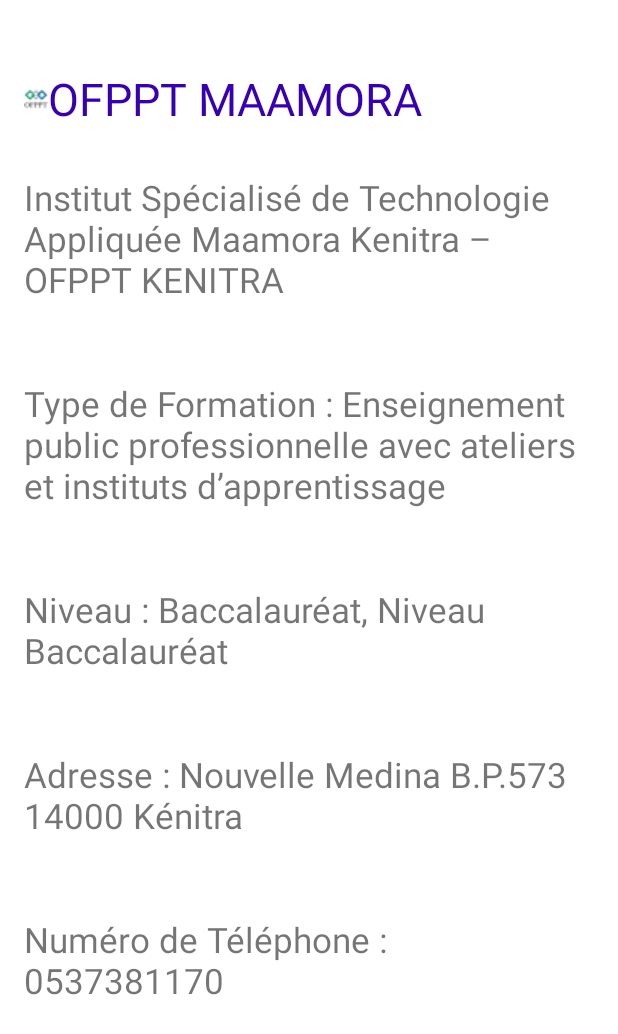
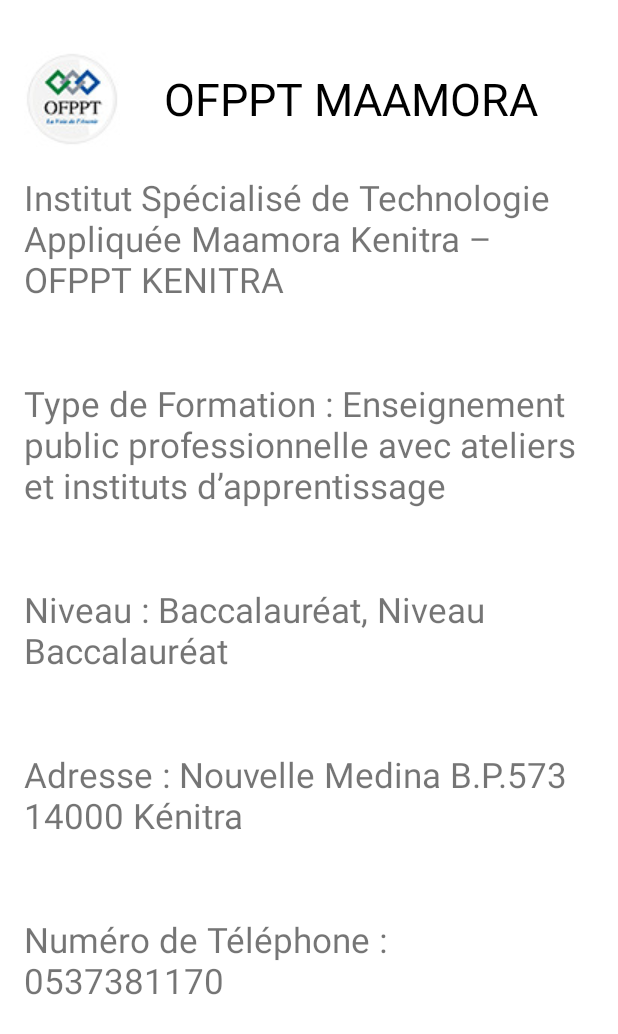
Before and after one commit to NohadEtabyiy/fastfood2, an Android app: the layout activity_home01.xml on its own in the app's theme, with its tools: preview values and no code run, on a phone screen of 412 x 824 dp. Shown: the top 1034 px of the screen. Run offline under Robolectric (Android 15) with nearby library versions, the phone set to English and light mode, and no system bars.

Commit message:
Partie home ("Khadija")

```diff
--- a/app/src/main/java/com/example/fastfood2/MainActivitykhh.java
+++ b/app/src/main/java/com/example/fastfood2/Home01Activity.java
@@ -1,14 +1,14 @@
 package com.example.fastfood2;
+
+import androidx.appcompat.app.AppCompatActivity;
 
 import android.os.Bundle;
 
-import androidx.appcompat.app.AppCompatActivity;
-
-public class MainActivitykhh extends AppCompatActivity {
+public class Home01Activity extends AppCompatActivity {
 
     @Override
     protected void onCreate(Bundle savedInstanceState) {
         super.onCreate(savedInstanceState);
-        setContentView(R.layout.activity_main_activitykhh);
+        setContentView(R.layout.activity_home01);
     }
 }
--- a/app/src/main/res/layout/activity_main_activitykhh.xml
+++ b/app/src/main/res/layout/activity_home01.xml
@@ -3,7 +3,8 @@
     xmlns:app="http://schemas.android.com/apk/res-auto"
     xmlns:tools="http://schemas.android.com/tools"
     android:layout_width="match_parent"
-    android:layout_height="match_parent">
+    android:layout_height="match_parent"
+    tools:context=".Home01Activity">
     <!-- activity_main.xml ou tout autre fichier de mise en page -->
     <RelativeLayout
         android:layout_width="match_parent"
@@ -26,16 +27,14 @@
                         android:layout_width="wrap_content"
                         android:layout_height="wrap_content"
                         android:layout_gravity="center"
-                        android:src="@drawable/ofppt"
-
-                        />
+                        android:src="@drawable/ofppt01"/>
                     <TextView
                         android:layout_width="match_parent"
                         android:layout_height="wrap_content"
-                        android:text="OFPPT MAAMORA "
+                        android:text="    OFPPT MAAMORA "
                         android:textSize="30sp"
                         android:layout_gravity="center"
-                        android:textColor="@color/purple_700" />
+                        android:textColor="@color/black" />
                 </LinearLayout>
                 <TextView
                     android:layout_width="wrap_content"
@@ -88,5 +87,4 @@
         </ScrollView>
     </RelativeLayout>
 
-
 </androidx.constraintlayout.widget.ConstraintLayout>
```
Also changed, not shown: app/src/main/AndroidManifest.xml (+7 -7 lines), app/src/main/java/com/example/fastfood2/Home.java (+5 -14 lines), app/src/main/res/drawable/ofppt01.png (added).
